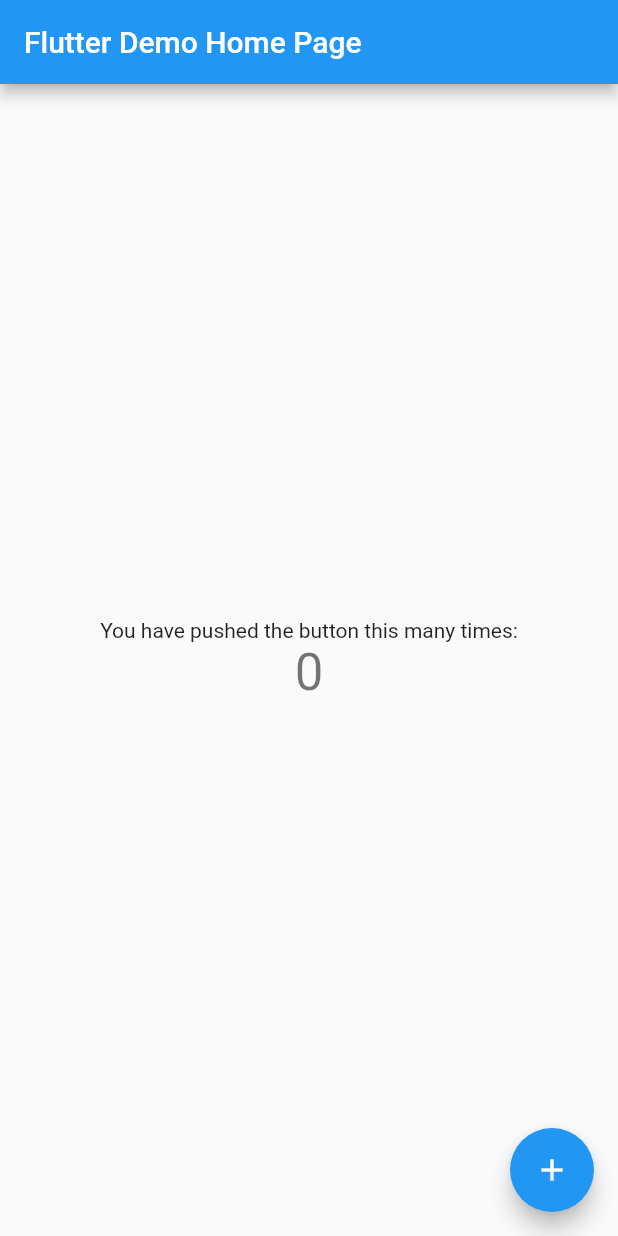
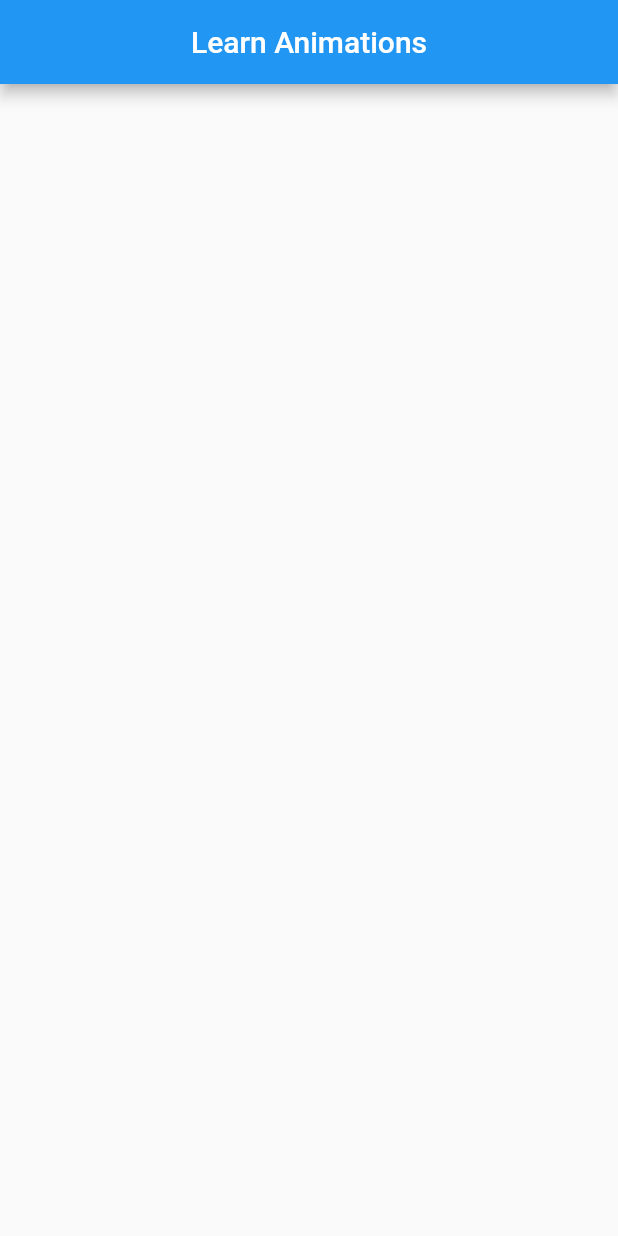
Before and after one commit to av153k/learn_animations, a Flutter app: the screen it shows after launch, on a phone screen of 412 x 824 dp. Run offline on Flutter 3.47's test engine with Material 2 defaults, Android fonts, the phone set to English and light mode, and no system bars.

Commit message:
Added HomePage

```diff
--- a/lib/main.dart
+++ b/lib/main.dart
@@ -1,4 +1,5 @@
 import 'package:flutter/material.dart';
+import 'package:learn_animations/pages/home_page.dart';
 
 void main() {
   runApp(MyApp());
@@ -26,92 +27,7 @@ class MyApp extends StatelessWidget {
         // closer together (more dense) than on mobile platforms.
         visualDensity: VisualDensity.adaptivePlatformDensity,
       ),
-      home: MyHomePage(title: 'Flutter Demo Home Page'),
+      home: HomePage(),
     );
   }
 }
-
-class MyHomePage extends StatefulWidget {
-  MyHomePage({Key key, this.title}) : super(key: key);
-
-  // This widget is the home page of your application. It is stateful, meaning
-  // that it has a State object (defined below) that contains fields that affect
-  // how it looks.
-
-  // This class is the configuration for the state. It holds the values (in this
-  // case the title) provided by the parent (in this case the App widget) and
-  // used by the build method of the State. Fields in a Widget subclass are
-  // always marked "final".
-
-  final String title;
-
-  @override
-  _MyHomePageState createState() => _MyHomePageState();
-}
-
-class _MyHomePageState extends State<MyHomePage> {
-  int _counter = 0;
-
-  void _incrementCounter() {
-    setState(() {
-      // This call to setState tells the Flutter framework that something has
-      // changed in this State, which causes it to rerun the build method below
-      // so that the display can reflect the updated values. If we changed
-      // _counter without calling setState(), then the build method would not be
-      // called again, and so nothing would appear to happen.
-      _counter++;
-    });
-  }
-
-  @override
-  Widget build(BuildContext context) {
-    // This method is rerun every time setState is called, for instance as done
-    // by the _incrementCounter method above.
-    //
-    // The Flutter framework has been optimized to make rerunning build methods
-    // fast, so that you can just rebuild anything that needs updating rather
-    // than having to individually change instances of widgets.
-    return Scaffold(
-      appBar: AppBar(
-        // Here we take the value from the MyHomePage object that was created by
-        // the App.build method, and use it to set our appbar title.
-        title: Text(widget.title),
-      ),
-      body: Center(
-        // Center is a layout widget. It takes a single child and positions it
-        // in the middle of the parent.
-        child: Column(
-          // Column is also a layout widget. It takes a list of children and
-          // arranges them vertically. By default, it sizes itself to fit its
-          // children horizontally, and tries to be as tall as its parent.
-          //
-          // Invoke "debug painting" (press "p" in the console, choose the
-          // "Toggle Debug Paint" action from the Flutter Inspector in Android
-          // Studio, or the "Toggle Debug Paint" command in Visual Studio Code)
-          // to see the wireframe for each widget.
-          //
-          // Column has various properties to control how it sizes itself and
-          // how it positions its children. Here we use mainAxisAlignment to
-          // center the children vertically; the main axis here is the vertical
-          // axis because Columns are vertical (the cross axis would be
-          // horizontal).
-          mainAxisAlignment: MainAxisAlignment.center,
-          children: <Widget>[
-            Text(
-              'You have pushed the button this many times:',
-            ),
-            Text(
-              '$_counter',
-              style: Theme.of(context).textTheme.headline4,
-            ),
-          ],
-        ),
-      ),
-      floatingActionButton: FloatingActionButton(
-        onPressed: _incrementCounter,
-        tooltip: 'Increment',
-        child: Icon(Icons.add),
-      ), // This trailing comma makes auto-formatting nicer for build methods.
-    );
-  }
-}
--- /dev/null
+++ b/lib/pages/home_page.dart
@@ -0,0 +1,21 @@
+import 'package:flutter/material.dart';
+
+class HomePage extends StatefulWidget {
+  HomePage({Key key}) : super(key: key);
+
+  @override
+  _HomePageState createState() => _HomePageState();
+}
+
+class _HomePageState extends State<HomePage> {
+  @override
+  Widget build(BuildContext context) {
+    return Scaffold(
+      appBar: AppBar(
+        title: Text("Learn Animations"),
+        centerTitle: true,
+      ),
+      body: Container(),
+    );
+  }
+}
```
